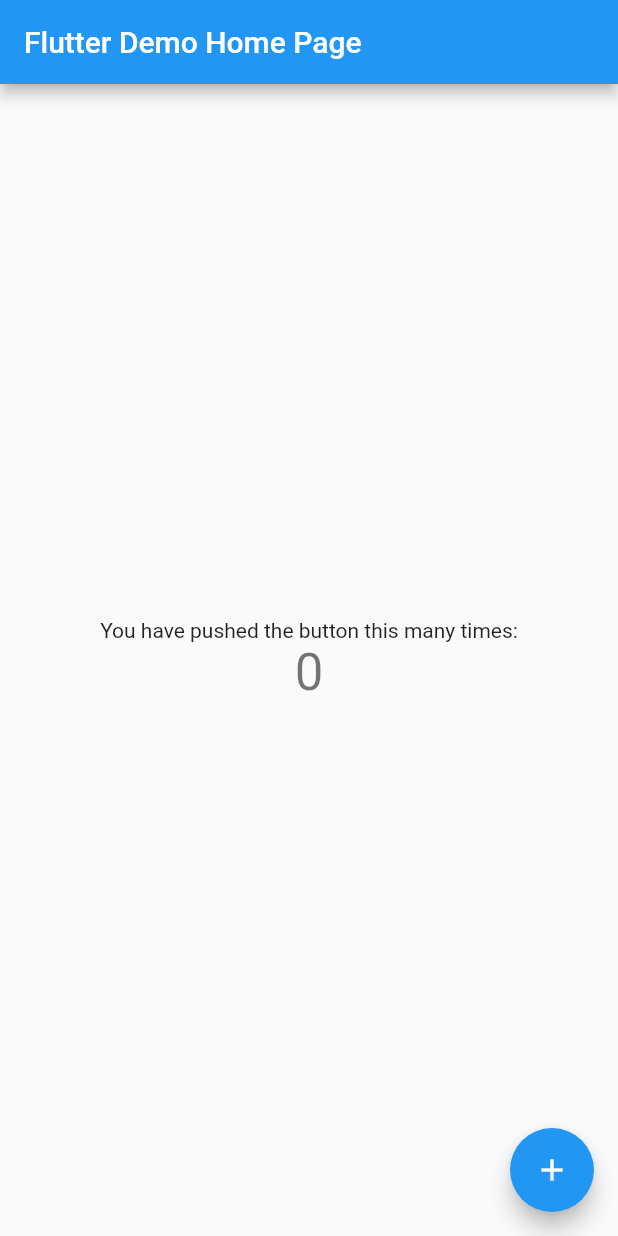
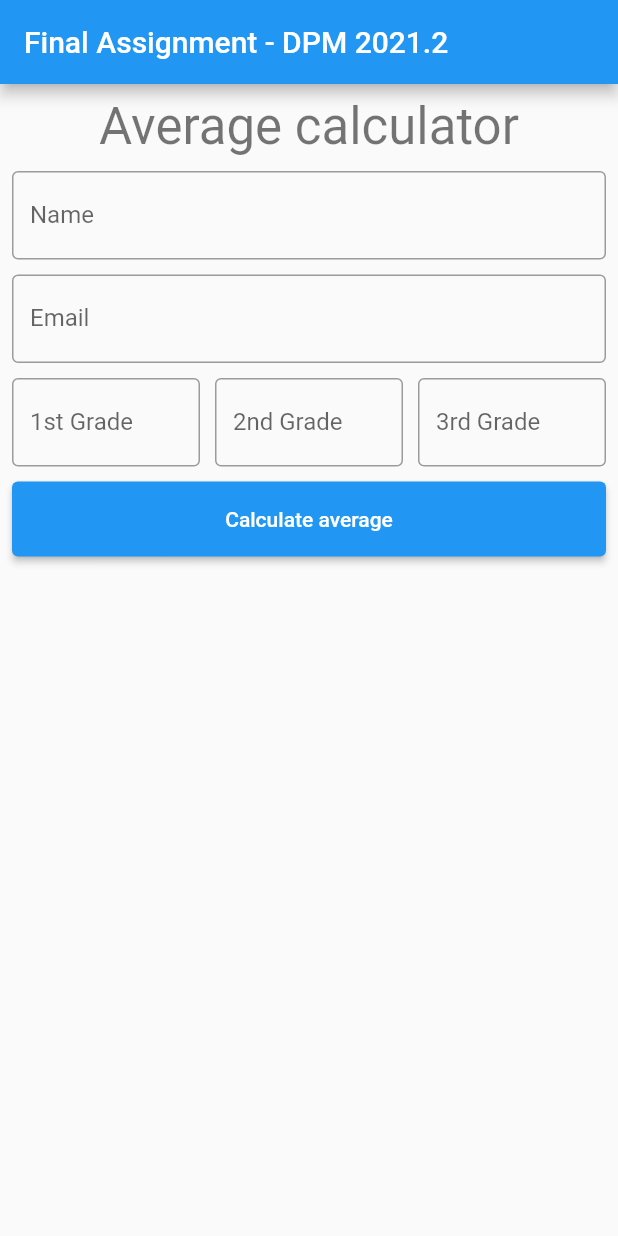
Before and after one commit to GabrielVander/dpm_average_calculator, a Flutter app: the screen it shows after launch, on a phone screen of 412 x 824 dp. Run offline on Flutter 3.47's test engine with Material 2 defaults, Android fonts, the phone set to English and light mode, and no system bars.

Commit message:
Initial UI setup

```diff
--- /dev/null
+++ b/lib/input_section.dart
@@ -0,0 +1,89 @@
+import 'package:flutter/material.dart';
+
+class InputSection extends StatelessWidget {
+  const InputSection({
+    Key? key,
+    required this.widgetSpacing,
+  }) : super(key: key);
+
+  final double widgetSpacing;
+
+  @override
+  Widget build(BuildContext context) {
+    return Column(
+      children: [
+        const TextField(
+          decoration: InputDecoration(
+            border: OutlineInputBorder(),
+            labelText: 'Name',
+          ),
+        ),
+        SizedBox(
+          height: widgetSpacing,
+        ),
+        const TextField(
+          decoration: InputDecoration(
+            border: OutlineInputBorder(),
+            labelText: 'Email',
+          ),
+        ),
+        SizedBox(
+          height: widgetSpacing,
+        ),
+        Row(
+          children: [
+            const Expanded(
+              child: TextField(
+                keyboardType: TextInputType.number,
+                decoration: InputDecoration(
+                  border: OutlineInputBorder(),
+                  labelText: '1st Grade',
+                ),
+              ),
+            ),
+            SizedBox(
+              width: widgetSpacing,
+            ),
+            const Expanded(
+              child: TextField(
+                keyboardType: TextInputType.number,
+                decoration: InputDecoration(
+                  border: OutlineInputBorder(),
+                  labelText: '2nd Grade',
+                ),
+              ),
+            ),
+            SizedBox(
+              width: widgetSpacing,
+            ),
+            const Expanded(
+              child: TextField(
+                keyboardType: TextInputType.number,
+                decoration: InputDecoration(
+                  border: OutlineInputBorder(),
+                  labelText: '3rd Grade',
+                ),
+              ),
+            )
+          ],
+        ),
+        SizedBox(
+          height: widgetSpacing,
+        ),
+        Row(
+          children: [
+            Expanded(
+              child: SizedBox(
+                height: 50,
+                child: ElevatedButton(
+                  onPressed: () {},
+                  child: const Text("Calculate average"),
+                ),
+              ),
+            ),
+          ],
+        )
+      ],
+    );
+  }
+}
--- a/lib/main.dart
+++ b/lib/main.dart
@@ -1,3 +1,4 @@
+import 'package:dpm_average_calculator/main_page.dart';
 import 'package:flutter/material.dart';
 
 void main() {
@@ -7,109 +8,14 @@ void main() {
 class MyApp extends StatelessWidget {
   const MyApp({Key? key}) : super(key: key);
 
-  // This widget is the root of your application.
   @override
   Widget build(BuildContext context) {
     return MaterialApp(
-      title: 'Flutter Demo',
+      title: 'Average Calculator',
       theme: ThemeData(
-        // This is the theme of your application.
-        //
-        // Try running your application with "flutter run". You'll see the
-        // application has a blue toolbar. Then, without quitting the app, try
-        // changing the primarySwatch below to Colors.green and then invoke
-        // "hot reload" (press "r" in the console where you ran "flutter run",
-        // or simply save your changes to "hot reload" in a Flutter IDE).
-        // Notice that the counter didn't reset back to zero; the application
-        // is not restarted.
         primarySwatch: Colors.blue,
       ),
-      home: const MyHomePage(title: 'Flutter Demo Home Page'),
+      home: const MainPage(),
     );
   }
 }
-
-class MyHomePage extends StatefulWidget {
-  const MyHomePage({Key? key, required this.title}) : super(key: key);
-
-  // This widget is the home page of your application. It is stateful, meaning
-  // that it has a State object (defined below) that contains fields that affect
-  // how it looks.
-
-  // This class is the configuration for the state. It holds the values (in this
-  // case the title) provided by the parent (in this case the App widget) and
-  // used by the build method of the State. Fields in a Widget subclass are
-  // always marked "final".
-
-  final String title;
-
-  @override
-  State<MyHomePage> createState() => _MyHomePageState();
-}
-
-class _MyHomePageState extends State<MyHomePage> {
-  int _counter = 0;
-
-  void _incrementCounter() {
-    setState(() {
-      // This call to setState tells the Flutter framework that something has
-      // changed in this State, which causes it to rerun the build method below
-      // so that the display can reflect the updated values. If we changed
-      // _counter without calling setState(), then the build method would not be
-      // called again, and so nothing would appear to happen.
-      _counter++;
-    });
-  }
-
-  @override
-  Widget build(BuildContext context) {
-    // This method is rerun every time setState is called, for instance as done
-    // by the _incrementCounter method above.
-    //
-    // The Flutter framework has been optimized to make rerunning build methods
-    // fast, so that you can just rebuild anything that needs updating rather
-    // than having to individually change instances of widgets.
-    return Scaffold(
-      appBar: AppBar(
-        // Here we take the value from the MyHomePage object that was created by
-        // the App.build method, and use it to set our appbar title.
-        title: Text(widget.title),
-      ),
-      body: Center(
-        // Center is a layout widget. It takes a single child and positions it
-        // in the middle of the parent.
-        child: Column(
-          // Column is also a layout widget. It takes a list of children and
-          // arranges them vertically. By default, it sizes itself to fit its
-          // children horizontally, and tries to be as tall as its parent.
-          //
-          // Invoke "debug painting" (press "p" in the console, choose the
-          // "Toggle Debug Paint" action from the Flutter Inspector in Android
-          // Studio, or the "Toggle Debug Paint" command in Visual Studio Code)
-          // to see the wireframe for each widget.
-          //
-          // Column has various properties to control how it sizes itself and
-          // how it positions its children. Here we use mainAxisAlignment to
-          // center the children vertically; the main axis here is the vertical
-          // axis because Columns are vertical (the cross axis would be
-          // horizontal).
-          mainAxisAlignment: MainAxisAlignment.center,
-          children: <Widget>[
-            const Text(
-              'You have pushed the button this many times:',
-            ),
-            Text(
-              '$_counter',
-              style: Theme.of(context).textTheme.headline4,
-            ),
-          ],
-        ),
-      ),
-      floatingActionButton: FloatingActionButton(
-        onPressed: _incrementCounter,
-        tooltip: 'Increment',
-        child: const Icon(Icons.add),
-      ), // This trailing comma makes auto-formatting nicer for build methods.
-    );
-  }
-}
--- /dev/null
+++ b/lib/main_page.dart
@@ -0,0 +1,36 @@
+import 'package:dpm_average_calculator/input_section.dart';
+import 'package:flutter/material.dart';
+
+class MainPage extends StatelessWidget {
+  const MainPage({
+    Key? key,
+  }) : super(key: key);
+
+  final double widgetSpacing = 10.0;
+
+  @override
+  Widget build(BuildContext context) {
+    return Scaffold(
+      appBar: AppBar(
+        title: const Text('Final Assignment - DPM 2021.2'),
+      ),
+      body: Padding(
+        padding: const EdgeInsets.all(8.0),
+        child: Column(
+          children: <Widget>[
+            Text(
+              'Average calculator',
+              style: Theme.of(context).textTheme.headline4,
+            ),
+            SizedBox(
+              height: widgetSpacing,
+            ),
+            InputSection(
+              widgetSpacing: widgetSpacing,
+            ),
+          ],
+        ),
+      ),
+    );
+  }
+}
```
